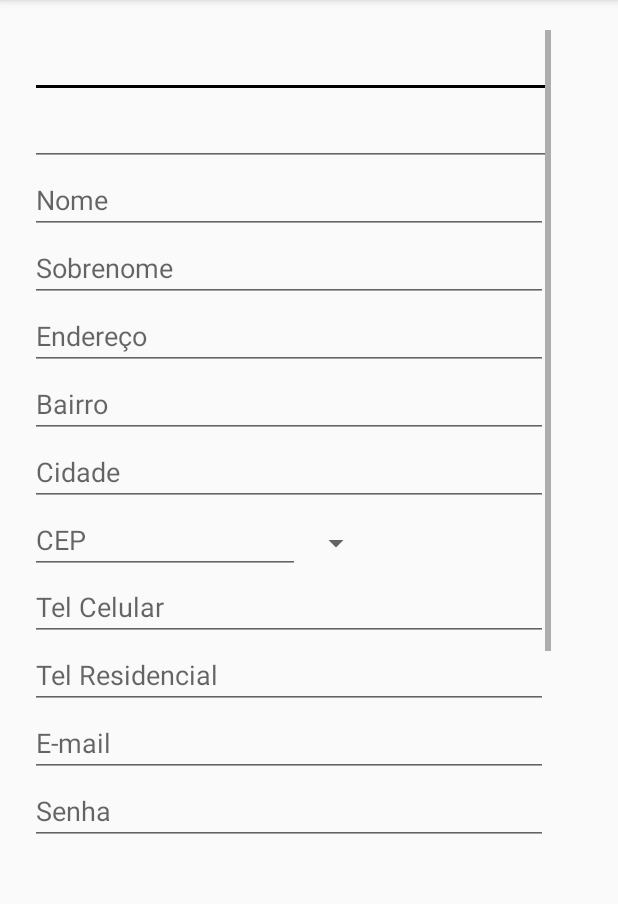
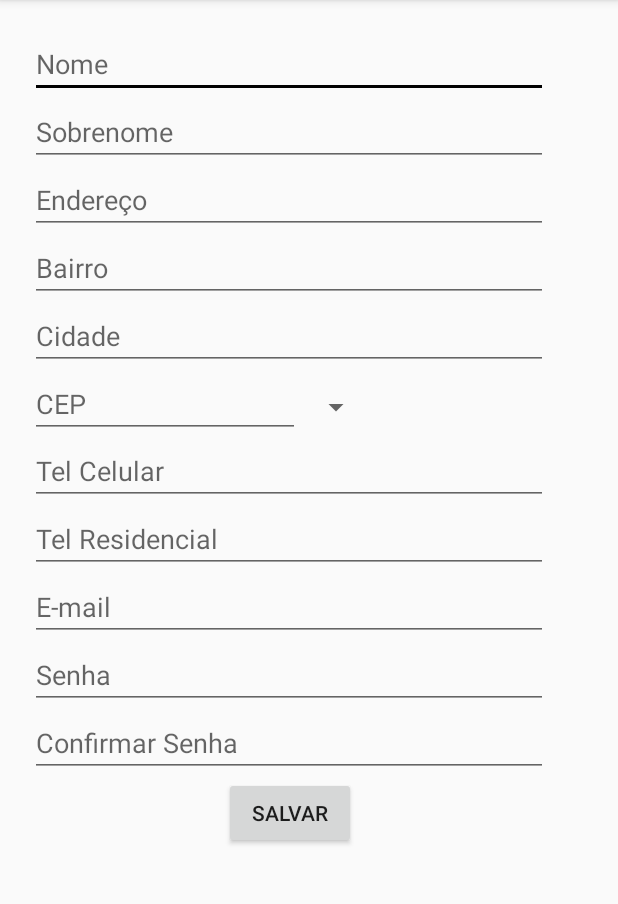
Before and after one commit to MauJowJowJow/InfoJobs, an Android app: the CadastroUsuario screen opened directly, with no data from a screen before it, on a phone screen of 412 x 824 dp, the part 84-988 px from its top. Run offline under Robolectric (Android 15) with nearby library versions, the phone set to English and light mode, and no system bars.

Commit message:
Cadastro usuariooo

```diff
--- a/app/src/main/java/sistemas2014/unifebe/edu/br/infojobs/Controller/CadastroUsuario.java
+++ b/app/src/main/java/sistemas2014/unifebe/edu/br/infojobs/Controller/CadastroUsuario.java
@@ -48,7 +48,7 @@ public class CadastroUsuario extends AppCompatActivity {
             txtNome.setText(usuario.getNome());
         }
 
-        Button txtSalvar = (Button) findViewById(R.id.txtSalvar);
+        Button txtSalvar = (Button) findViewById(R.id.btnSalvar);
         txtSalvar.setOnClickListener(new View.OnClickListener() {
             @Override
             public void onClick(View view) {
--- a/app/src/main/res/layout/activity_cadastro_usuario.xml
+++ b/app/src/main/res/layout/activity_cadastro_usuario.xml
@@ -15,20 +15,6 @@
             android:orientation="vertical"
             android:layout_width="match_parent"
             android:layout_height="match_parent">
-
-            <EditText
-                android:layout_width="match_parent"
-                android:layout_height="wrap_content"
-                android:inputType="textEmailAddress"
-                android:ems="10"
-                android:id="@+id/txtEmail" />
-
-            <EditText
-                android:layout_width="match_parent"
-                android:layout_height="wrap_content"
-                android:inputType="textPassword"
-                android:ems="10"
-                android:id="@+id/txtSenha" />
 
             <EditText
                 android:layout_width="345dp"
@@ -114,18 +100,10 @@
                 android:password="true" />
 
             <Button
-                android:id="@+id/login_button"
-                android:layout_width="wrap_content"
-                android:layout_height="wrap_content"
-                android:layout_gravity="center_horizontal"
-                android:layout_marginTop="30dp"
-                android:layout_marginBottom="30dp" />
-
-            <Button
                 android:layout_width="wrap_content"
                 android:layout_height="wrap_content"
                 android:text="Salvar"
-                android:id="@+id/txtSalvar"
+                android:id="@+id/btnSalvar"
                 android:layout_gravity="center_horizontal" />
 
         </LinearLayout>
--- a/app/src/main/res/values/strings.xml
+++ b/app/src/main/res/values/strings.xml
@@ -31,4 +31,5 @@
     <string name="action_settings">Settings</string>
     <string name="title_activity_gaveta_principal">GavetaPrincipal</string>
     <string name="activity_login_esqueceu_senha">Esqueceu sua Senha?</string>
+    <string name="button_string_Salvar">Salvar</string>
 </resources>
```
